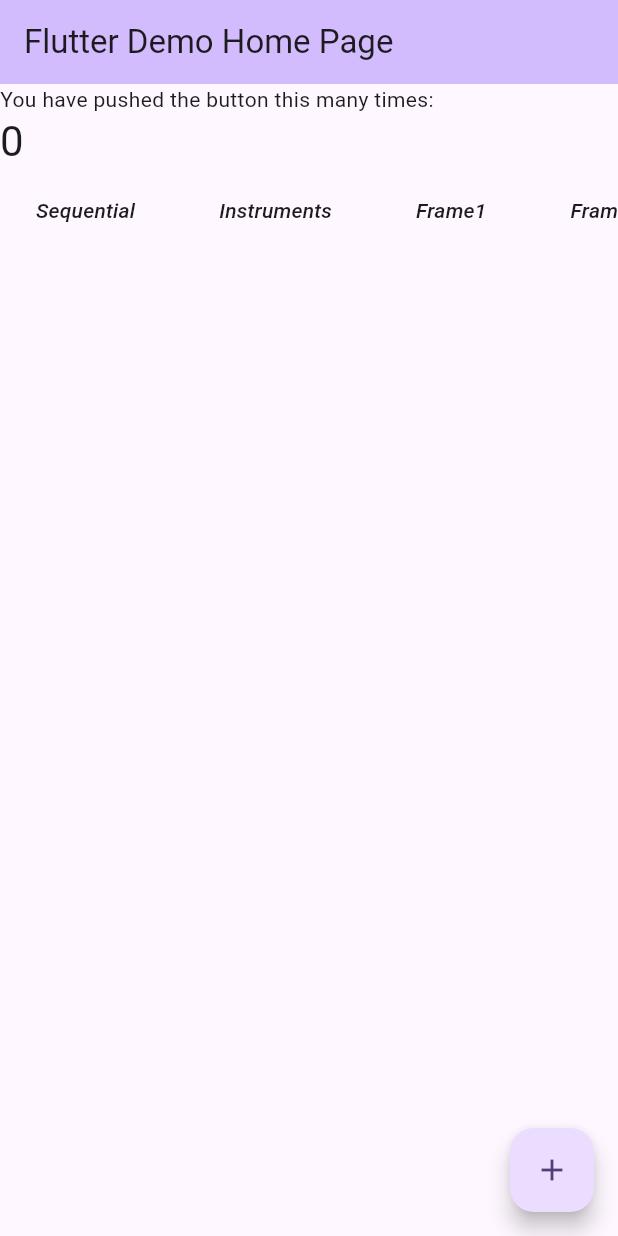
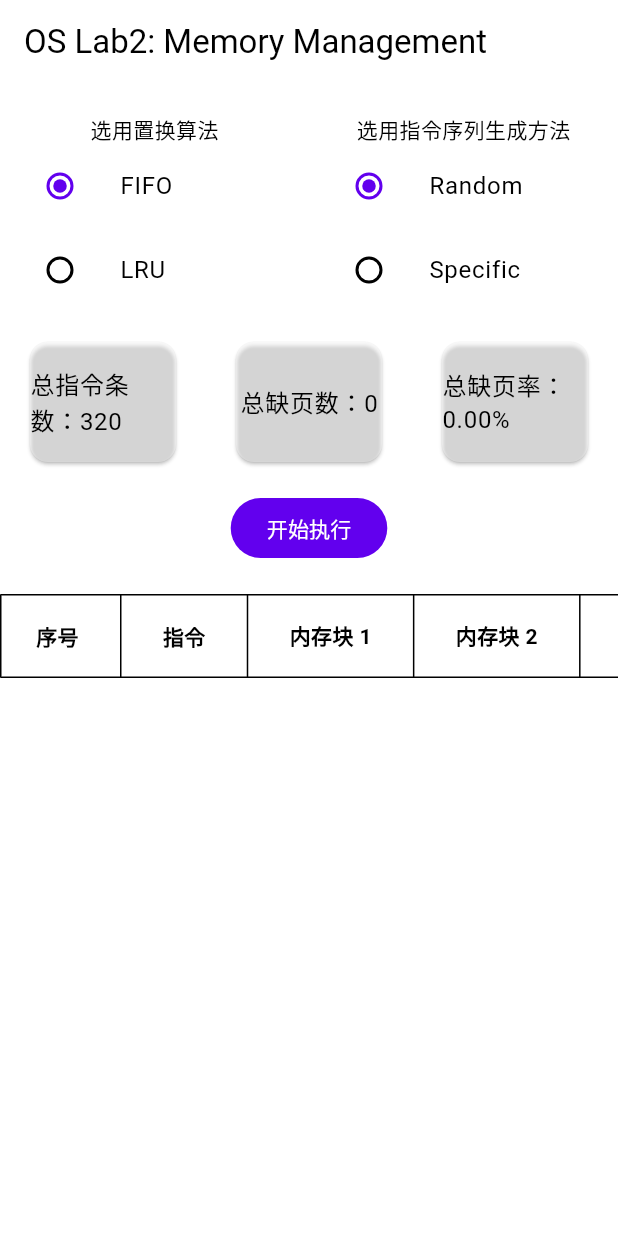
Before and after one commit to meoowny/memory_management, a Flutter app: the screen it shows after launch, on a phone screen of 412 x 824 dp. Run offline on Flutter 3.47's test engine with Material 3 defaults, Android fonts, the phone set to English and light mode, and no system bars; our stand-ins replace native_ffi; missing offline and left inert: dart:ffi, flutter_rust_bridge; Roboto replaces fonts that are missing (SourceHanSansSC).

Commit message:
update: 界面完善

```diff
--- /dev/null
+++ b/lib/data_display.dart
@@ -0,0 +1,92 @@
+import 'package:flutter/material.dart';
+import 'package:os_lab2/ffi/rust_ffi.dart';
+
+class RecordDisplay extends StatelessWidget {
+  const RecordDisplay({
+    super.key,
+    required this.record,
+  });
+
+  final ExecRecord record;
+
+  @override
+  Widget build(BuildContext context) {
+    const title = ['序号', '指令', '内存块 1', '内存块 2', '内存块 3', '内存块 4', '备注'];
+    var headers = List<DataColumn>.generate(
+      title.length,
+      (int index) => DataColumn(
+        label: Expanded(
+          flex: 1,
+          child: Text(title[index]),
+        ),
+      ),
+    );
+
+    var tableContents = List<DataRow>.generate(
+      record.records.length,
+      (int index) => DataRow(
+        color: WidgetStateProperty.resolveWith(
+          (Set<WidgetState> states) {
+            if (index.isEven) {
+              return Colors.grey.withOpacity(0.2);
+            }
+            return null;
+          }
+        ),
+        cells: [
+          DataCell(
+            Row(
+              children: [
+                const Icon(Icons.access_alarm),
+                Text('No.${record.records[index].sequential}'),
+              ],
+            ),
+          ),
+          DataCell(
+            Row(
+              children: [
+                const Icon(Icons.fork_right),
+                Text('Ins.${record.records[index].instrument}'),
+              ],
+            ),
+          ),
+          DataCell(
+            Text('${record.records[index].frame[0]}'),
+          ),
+          DataCell(
+            Text('${record.records[index].frame[1]}'),
+          ),
+          DataCell(
+            Text('${record.records[index].frame[2]}'),
+          ),
+          DataCell(
+            Text('${record.records[index].frame[3]}'),
+          ),
+          DataCell(
+            Row(
+              children: [
+                record.records[index].info.contains('发生缺页')
+                  ? const Icon(Icons.disabled_by_default_rounded)
+                  : const Icon(Icons.star),
+                Text(record.records[index].info),
+              ],
+            ),
+          ),
+        ],
+      ),
+    );
+
+    return SingleChildScrollView(
+      scrollDirection: Axis.horizontal,
+      child: DataTable(
+        border: TableBorder.all(),
+        headingTextStyle: const TextStyle(
+          fontWeight: FontWeight.bold,
+          // fontStyle: FontStyle.italic,
+        ),
+        columns: headers,
+        rows: tableContents,
+      )
+    );
+  }
+}
--- a/lib/ffi/native_ffi.dart
+++ b/lib/ffi/native_ffi.dart
@@ -29,7 +29,7 @@
 class NativeFun {
   static final _ffi = RustFfiImpl(NativeFFI.dyLib);
 
-  static Future<ExecRecord> generateReplacementRecord(int memCapacity, Choice choice) async {
-    return await _ffi.generateReplacementRecord(memCapacity: memCapacity, totalInstrument: 320, choice: Choice.LRU, pageSize: 10);
+  static Future<ExecRecord> generateReplacementRecord(AlgoChoice algoChoice, GenChoice genChoice) async {
+    return await _ffi.generateReplacementRecord(memCapacity: 4, totalInstrument: 320, pageSize: 10, algoChoice:algoChoice, genChoice: genChoice);
   }
 }
--- a/lib/main.dart
+++ b/lib/main.dart
@@ -1,25 +1,40 @@
 import 'package:flutter/material.dart';
 import 'package:os_lab2/ffi/rust_ffi.dart';
 import 'package:os_lab2/ffi/native_ffi.dart';
-import 'package:sticky_table/flutter_sticky_table.dart';
+import 'package:os_lab2/data_display.dart';
 
 void main() {
   runApp(const MyApp());
 }
 
-class MyApp extends StatelessWidget {
+class MyApp extends StatefulWidget {
   const MyApp({super.key});
 
-  // This widget is the root of your application.
+  @override
+  State<MyApp> createState() => _MyAppState();
+}
+
+class _MyAppState extends State<MyApp> {
+  ThemeMode themeMode = ThemeMode.system;
+
   @override
   Widget build(BuildContext context) {
     return MaterialApp(
-      title: 'Flutter Demo',
+      title: 'OS Lab2',
       theme: ThemeData(
-        colorScheme: ColorScheme.fromSeed(seedColor: Colors.deepPurple),
+        colorScheme: const ColorScheme.light(),
+        // colorScheme: ColorScheme.fromSeed(seedColor: Colors.lightBlue),
+        // brightness: ThemeMode.system == ThemeMode.dark ? Brightness.dark : Brightness.light,
         useMaterial3: true,
+        fontFamily: 'SourceHanSansSC',
       ),
-      home: const MyHomePage(title: 'Flutter Demo Home Page'),
+      darkTheme: ThemeData(
+        colorScheme: const ColorScheme.dark(),
+        useMaterial3: true,
+        fontFamily: 'SourceHanSansSC',
+      ),
+      themeMode: themeMode,
+      home: const MyHomePage(title: 'OS Lab2: Memory Management'),
     );
   }
 }
@@ -34,49 +49,14 @@
 }
 
 class _MyHomePageState extends State<MyHomePage> {
-  int _counter = 0;
-  ExecRecord _record = ExecRecord(records: [], totalInstrument: 320, totalFaults: 0);
+  AlgoChoice _algoChoice = AlgoChoice.FIFO;
+  GenChoice _genChoice = GenChoice.Random;
+  ExecRecord _record = const ExecRecord(records: [], totalInstrument: 320, totalFaults: 0);
 
-  void _incrementCounter() {
+  void _incrementCounter() async {
     // https://api.flutter.dev/flutter/material/DataTable-class.html
-    setState(() async {
-      _counter++;
-      _record = await NativeFun.generateReplacementRecord(320, Choice.LRU);
-    });
-  }
-
-  Widget displayRecords() {
-    const title = ['Sequential', 'Instruments', 'Frame1', 'Frame2', 'Frame3', 'Frame4', 'Info'];
-    List<DataColumn> headers = [];
-    for (var t in title) {
-      headers.add(DataColumn(
-          label: Expanded(
-            child: Text(
-              t,
-              style: const TextStyle(fontStyle: FontStyle.italic),
-            ),
-          ),
-      ));
-    }
-    List<DataRow> tbl = [];
-    for (var record in _record.records) {
-      tbl.add(DataRow(
-        cells: [
-          DataCell(Text(record.sequential.toString())),
-          DataCell(Text(record.instrument.toString())),
-          DataCell(Text(record.frame[0].toString())),
-          DataCell(Text(record.frame[1].toString())),
-          DataCell(Text(record.frame[2].toString())),
-          DataCell(Text(record.frame[3].toString())),
-          DataCell(Text(record.info)),
-        ],
-      ));
-    }
-
-    return DataTable(
-      columns: headers,
-      rows: tbl,
-    );
+    _record = await NativeFun.generateReplacementRecord(_algoChoice, _genChoice);
+    setState(() { });
   }
 
   @override
@@ -86,27 +66,172 @@
         backgroundColor: Theme.of(context).colorScheme.inversePrimary,
         title: Text(widget.title),
       ),
-      body: Center(
-        child: ListView(
-          // mainAxisAlignment: MainAxisAlignment.center,
+      body: ListView(
         children: <Widget>[
-            const Text(
-              'You have pushed the button this many times:',
+          Column(
+            mainAxisAlignment: MainAxisAlignment.center,
+            children: [
+              Container(height: 20),
+              SizedBox(
+                width: 500,
+                child: Row(
+                  mainAxisAlignment: MainAxisAlignment.center,
+                  children: [
+                    Expanded(
+                      child: AlgorithmRadio(
+                        choice: _algoChoice,
+                        onChanged: (AlgoChoice? value) {
+                          setState(() {
+                            _algoChoice = value!;
+                          });
+                        },
                       ),
-            Text(
-              '$_counter',
-              style: Theme.of(context).textTheme.headlineMedium,
                     ),
-            displayRecords(),
-            // Text(_record.records[0].info),
+                    Expanded(
+                      child: GeneratorRadio(
+                        choice: _genChoice,
+                        onChanged: (GenChoice? value) {
+                          setState(() {
+                            _genChoice = value!;
+                          });
+                        },
+                      ),
+                    ),
                   ],
                 ),
               ),
-      floatingActionButton: FloatingActionButton(
-        onPressed: _incrementCounter,
-        tooltip: 'Increment',
-        child: const Icon(Icons.add),
+              Row(
+                mainAxisAlignment: MainAxisAlignment.center,
+                children: [
+                  Expanded(
+                    flex: 1,
+                    child: Center(
+                      child: _StatisticsInfoCard(content: "总指令条数：${_record.totalInstrument}"),
+                    ),
+                  ),
+                  Expanded(
+                    flex: 1,
+                    child: Center(
+                      child: _StatisticsInfoCard(content: "总缺页数：${_record.totalFaults}"),
+                    ),
+                  ),
+                  Expanded(
+                    flex: 1,
+                    child: Center(
+                      child: _StatisticsInfoCard(content: "总缺页率：${(_record.totalFaults / _record.totalInstrument * 100).toStringAsFixed(2)}%"),
+                    ),
+                  ),
+                ],
+              ),
+              Container(
+                margin: const EdgeInsets.only(bottom: 20),
+                child: FilledButton(onPressed: _incrementCounter, child: const Text('开始执行')),
+              ),
+            ]
+          ),
+          Center(
+            child: RecordDisplay(record: _record),
+          ),
+        ],
       ),
     );
   }
 }
+
+class _StatisticsInfoCard extends StatelessWidget {
+  const _StatisticsInfoCard({required this.content});
+  final String content;
+
+  @override
+  Widget build(BuildContext context)  {
+    return Card(
+      color: Theme.of(context).cardColor.withAlpha(100),
+      margin: const EdgeInsets.all(20),
+      child: SizedBox(
+        width: 200,
+        height: 80,
+        child: Center(
+          child: Text(
+            content,
+            style: Theme.of(context).textTheme.bodyLarge,
+          ),
+        ),
+      ),
+    );
+  }
+}
+
+class AlgorithmRadio extends StatelessWidget {
+  const AlgorithmRadio({
+    super.key,
+    this.choice = AlgoChoice.LRU,
+    required this.onChanged,
+  });
+
+  final AlgoChoice choice;
+  final ValueChanged<AlgoChoice?> onChanged;
+
+  @override
+  Widget build(BuildContext context) {
+    return Column(
+      mainAxisAlignment: MainAxisAlignment.center,
+      children: [
+        const Text('选用置换算法'),
+        ListTile(
+          title: const Text("FIFO"),
+          leading: Radio<AlgoChoice>(
+          value: AlgoChoice.FIFO,
+          groupValue: choice,
+          onChanged: onChanged,
+        ),
+        ),
+        ListTile(
+          title: const Text("LRU"),
+          leading: Radio<AlgoChoice>(
+          value: AlgoChoice.LRU,
+          groupValue: choice,
+          onChanged: onChanged,
+        ),
+        ),
+      ],
+    );
+  }
+}
+
+class GeneratorRadio extends StatelessWidget {
+  const GeneratorRadio({
+    super.key,
+    this.choice = GenChoice.Random,
+    required this.onChanged,
+  });
+
+  final GenChoice choice;
+  final ValueChanged<GenChoice?> onChanged;
+
+  @override
+  Widget build(BuildContext context) {
+    return Column(
+      mainAxisAlignment: MainAxisAlignment.center,
+      children: [
+        const Text('选用指令序列生成方法'),
+        ListTile(
+          title: const Text("Random"),
+          style: Theme.of(context).listTileTheme.style,
+          leading: Radio<GenChoice>(
+            value: GenChoice.Random,
+            groupValue: choice,
+            onChanged: onChanged,
+          ),
+        ),
+        ListTile(
+          title: const Text("Specific"),
+          leading: Radio<GenChoice>(
+          value: GenChoice.Sequential,
+          groupValue: choice,
+          onChanged: onChanged,
+        ),
+        ),
+      ],
+    );
+  }
+}
```
Also changed, not shown: lib/ffi/rust_ffi.dart (+42 -15 lines), pubspec.yaml (+4 -5 lines), pubspec.lock, 17 other files. Lines whose indentation alone changed are shown as unchanged.
